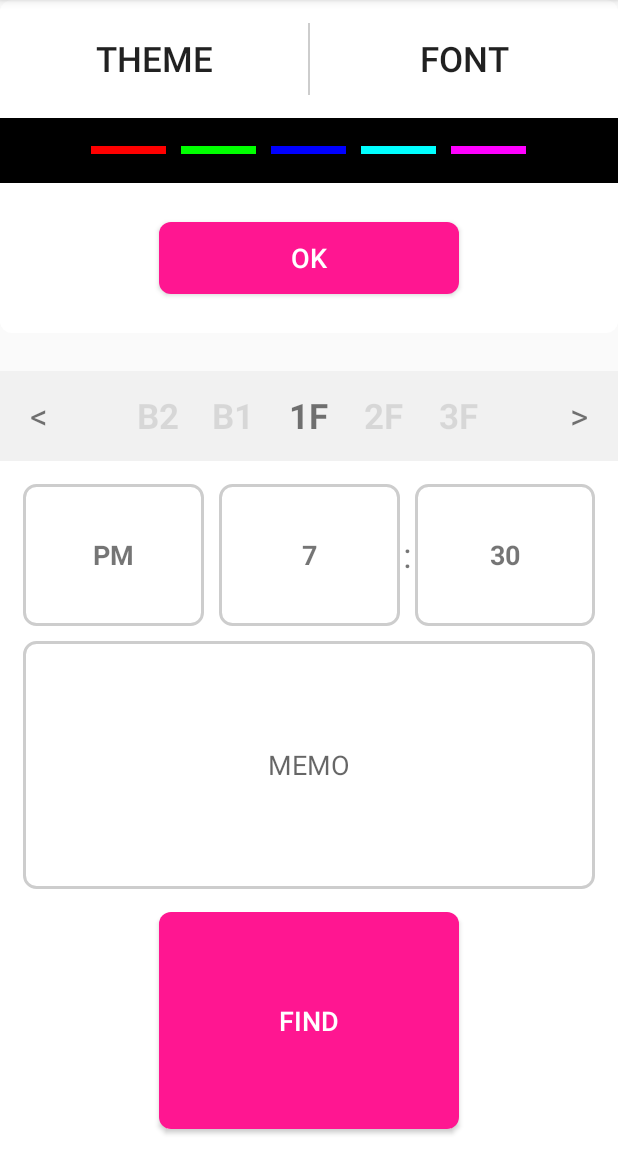
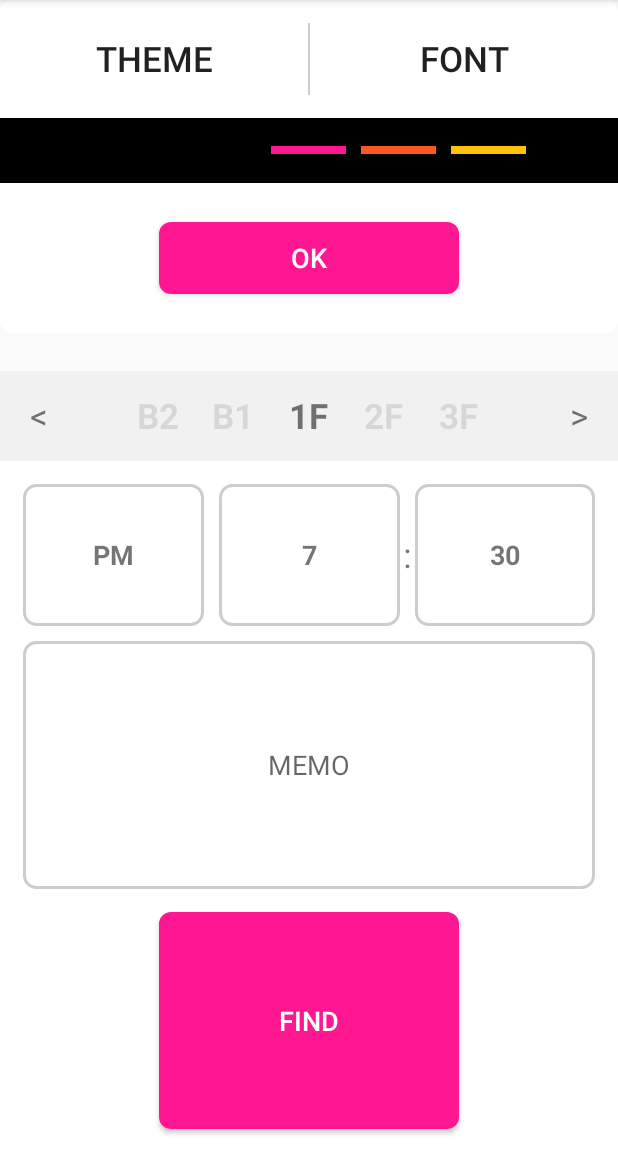
Before and after one commit to hee4245/Parking, an Android app: the fragment SettingFragment placed in its activity, after a tap on "PARKING", on a phone screen of 412 x 824 dp, the part 84-1236 px from its top. Run offline under Robolectric (Android 15) with nearby library versions, the phone set to English and light mode, and no system bars; our stand-ins replace AdMob, ButterKnife; 2 statements that could not run were skipped.

Commit message:
theme setting finish

```diff
--- a/app/src/main/java/com/bug/parking/activity/MainActivity.java
+++ b/app/src/main/java/com/bug/parking/activity/MainActivity.java
@@ -32,6 +32,7 @@ import com.bug.parking.camera.MyCamera;
 import com.bug.parking.data.FloorData;
 import com.bug.parking.data.TimePeriodsData;
 import com.bug.parking.fragment.SettingFragment;
+import com.bug.parking.manager.ThemeManager;
 import com.bug.parking.widget.MyWidgetProvider;
 import com.google.android.gms.ads.AdRequest;
 import com.google.android.gms.ads.AdView;
@@ -51,6 +52,7 @@ public class MainActivity extends AppCompatActivity {
     private boolean pictureTaking = false;
     private boolean pictureTaken = false;
     private boolean parked = false;
+    private ThemeManager themeManager;
 
     @Bind(R.id.cameraLayout)
     protected  FrameLayout cameraLayout;
@@ -81,12 +83,15 @@ public class MainActivity extends AppCompatActivity {
     protected void onCreate(Bundle savedInstanceState) {
         super.onCreate(savedInstanceState);
 
+        initTheme();
+
         setContentView(R.layout.activity_main);
         ButterKnife.bind(this);
 
         initActionBar();
         initFloorController();
         initAD();
+        initColors();
     }
 
     @Override
@@ -118,6 +123,16 @@ public class MainActivity extends AppCompatActivity {
 
     // init
 
+    private void initTheme() {
+        themeManager = new ThemeManager(this);
+
+        SharedPreferences sharedPref = getMyPreferences();
+        int themeIndex = sharedPref.getInt("theme", 0);
+        themeManager.setCurrentThemeIndex(themeIndex);
+
+        setTheme(themeManager.getCurrentThemeResource());
+    }
+
     private void initActionBar() {
         ActionBar actionBar = getSupportActionBar();
 
@@ -134,7 +149,7 @@ public class MainActivity extends AppCompatActivity {
     }
 
     private void initFloorController() {
-        floorController.setViewAdapter(new FloorAdapter(this, FloorData.getData(),R.layout.floor_item, R.id.floorText));
+        floorController.setViewAdapter(new FloorAdapter(this, FloorData.getData(), R.layout.floor_item, R.id.floorText));
         floorController.setCurrentItem(5);
     }
 
@@ -168,6 +183,10 @@ public class MainActivity extends AppCompatActivity {
         myCamera = new MyCamera(this, afterTakePicture);
         cameraPreview = new CameraPreview(this, myCamera.getCamera());
         cameraPreviewLayout.addView(cameraPreview);
+    }
+
+    private void initColors() {
+        parkingButton.setBackgroundResource(themeManager.getCurrentButtonStyleResource());
     }
 
     private void removeCamera() {
@@ -249,7 +268,7 @@ public class MainActivity extends AppCompatActivity {
 
     // save & load
 
-    private SharedPreferences getMyPreferences() {
+    public SharedPreferences getMyPreferences() {
         return getSharedPreferences(getString(R.string.preference_file_key), MODE_PRIVATE);
     }
 
@@ -375,6 +394,12 @@ public class MainActivity extends AppCompatActivity {
         settingFragment.show(fragmentTransaction, "dialog");
     }
 
+    // theme
+
+    public ThemeManager getThemeManager() {
+        return themeManager;
+    }
+
     // etc
 
     @Override
--- a/app/src/main/java/com/bug/parking/fragment/SettingFragment.java
+++ b/app/src/main/java/com/bug/parking/fragment/SettingFragment.java
@@ -2,6 +2,9 @@ package com.bug.parking.fragment;
 
 import android.app.DialogFragment;
 import android.app.Fragment;
+import android.app.FragmentManager;
+import android.app.FragmentTransaction;
+import android.content.SharedPreferences;
 import android.graphics.drawable.ColorDrawable;
 import android.os.Bundle;
 import android.view.LayoutInflater;
@@ -9,30 +12,38 @@ import android.view.View;
 import android.view.ViewGroup;
 import android.view.Window;
 import android.widget.Button;
+import android.widget.FrameLayout;
 
 import com.bug.parking.R;
+import com.bug.parking.activity.MainActivity;
 
 import butterknife.Bind;
-import butterknife.BindColor;
 import butterknife.ButterKnife;
 import butterknife.OnClick;
 
 /**
  * Created by json on 15. 8. 25..
  */
-public class SettingFragment extends DialogFragment{
+public class SettingFragment extends DialogFragment {
 
-    private enum SettingMode { THEME, FONT };
+    private enum SettingMode {THEME, FONT}
 
 //    @Bind(R.id.setting_theme_button)
 //    Button themeButton;
 //    @Bind(R.id.setting_font_button)
 //    Button fontButton;
 
-//    @BindColor(R.color.light_gray_background)
+    //    @BindColor(R.color.light_gray_background)
 //    int activeColor;
 //    @BindColor(R.color.white)
 //    int defaultColor;
+    @Bind(R.id.setting_content_theme)
+    FrameLayout contentTheme;
+    @Bind(R.id.setting_content_font)
+    FrameLayout contentFont;
+    @Bind(R.id.setting_ok)
+    Button okButton;
+
     Fragment themeFragment = new ThemeFragment();
     Fragment fontFragment = new FontFragment();
 
@@ -45,6 +56,11 @@ public class SettingFragment extends DialogFragment{
         ButterKnife.bind(this, view);
         getDialog().getWindow().requestFeature(Window.FEATURE_NO_TITLE);
         getDialog().getWindow().setBackgroundDrawable(new ColorDrawable(android.graphics.Color.TRANSPARENT));
+        okButton.setBackgroundResource(((MainActivity) getActivity()).getThemeManager().getCurrentButtonStyleResource());
+        FragmentTransaction fragmentTransaction = getChildFragmentManager().beginTransaction();
+        fragmentTransaction.replace(R.id.setting_content_theme, themeFragment, "theme");
+        fragmentTransaction.replace(R.id.setting_content_font, fontFragment, "font");
+        fragmentTransaction.commit();
 
         setFragment(SettingMode.THEME);
 
@@ -65,23 +81,30 @@ public class SettingFragment extends DialogFragment{
     }
 
     private void setFragment(SettingMode mode) {
-        Fragment fragment = null;
-
         switch (mode) {
             case THEME:
-                fragment = themeFragment;
+                contentTheme.setVisibility(View.VISIBLE);
+                contentFont.setVisibility(View.INVISIBLE);
                 break;
             case FONT:
-                fragment = fontFragment;
+                contentTheme.setVisibility(View.INVISIBLE);
+                contentFont.setVisibility(View.VISIBLE);
                 break;
         }
-
-        if (fragment != null)
-            getChildFragmentManager().beginTransaction().replace(R.id.setting_content, fragment).commit();
     }
 
     @OnClick(R.id.setting_ok)
     public void OnOkButtonClicked() {
+        ThemeFragment themeFragment = (ThemeFragment) getChildFragmentManager().findFragmentByTag("theme");
+        int currentTheme = themeFragment.themeController.getCurrentItem();
+
+        MainActivity activity = (MainActivity) getActivity();
+        SharedPreferences sharedPref = activity.getMyPreferences();
+        if (sharedPref.getInt("theme", 0) != currentTheme) {
+            sharedPref.edit().putInt("theme", currentTheme).commit();
+            activity.recreate();
+        }
+
         this.dismiss();
     }
 }
--- a/app/src/main/java/com/bug/parking/fragment/ThemeFragment.java
+++ b/app/src/main/java/com/bug/parking/fragment/ThemeFragment.java
@@ -1,6 +1,7 @@
 package com.bug.parking.fragment;
 
 import android.app.Fragment;
+import android.content.SharedPreferences;
 import android.graphics.Color;
 import android.os.Bundle;
 import android.view.LayoutInflater;
@@ -8,9 +9,11 @@ import android.view.View;
 import android.view.ViewGroup;
 
 import com.bug.parking.R;
+import com.bug.parking.activity.MainActivity;
 import com.bug.parking.adapter.ColorBarAdapter;
 import com.bug.parking.adapter.FloorAdapter;
 import com.bug.parking.data.FloorData;
+import com.bug.parking.manager.ThemeManager;
 
 import antistatic.spinnerwheel.AbstractWheel;
 import butterknife.Bind;
@@ -28,8 +31,11 @@ public class ThemeFragment extends Fragment {
         View view = inflater.inflate(R.layout.theme_fragment, container, false);
         ButterKnife.bind(this, view);
 
-        themeController.setViewAdapter(new ColorBarAdapter(inflater, new int[]{Color.RED, Color.GREEN, Color.BLUE, Color.CYAN, Color.MAGENTA}));
-        themeController.setCurrentItem(2);
+        themeController.setViewAdapter(new ColorBarAdapter(inflater, ((MainActivity)getActivity()).getThemeManager().getPrimaryColors()));
+
+        MainActivity activity = (MainActivity)getActivity();
+        SharedPreferences sharedPref = activity.getMyPreferences();
+        themeController.setCurrentItem(sharedPref.getInt("theme", 0));
 
         return view;
     }
--- /dev/null
+++ b/app/src/main/java/com/bug/parking/manager/ThemeManager.java
@@ -0,0 +1,82 @@
+package com.bug.parking.manager;
+
+import android.content.Context;
+import android.content.res.Resources;
+
+import com.bug.parking.R;
+
+import java.util.List;
+
+/**
+ * Created by json on 15. 8. 30..
+ */
+public class ThemeManager {
+    int[] themeRess = { R.style.PinkTheme, R.style.DeepOrangeTheme, R.style.AmberTheme, R.style.LightBlueTheme, R.style.DeepPurpleTheme};
+    int[] primaryColors;
+    int[] primaryColorRess = { R.color.pink_500, R.color.deepOrange_500, R.color.amber_500, R.color.lightBlue_500, R.color.deepPurple_500};
+    int[] buttonStyleRess = { R.drawable.button_pink, R.drawable.button_deeporange, R.drawable.button_amber, R.drawable.button_lightblue, R.drawable.button_deeppurple };
+
+    private int currentThemeIndex = 0;
+
+    public ThemeManager(Context context) {
+        Resources resources = context.getResources();
+
+        primaryColors = new int[primaryColorRess.length];
+        for (int i = 0; i < primaryColors.length; ++i) {
+            primaryColors[i] = resources.getColor(primaryColorRess[i]);
+        }
+    }
+
+    public void setCurrentThemeIndex(int index) {
+        currentThemeIndex = index;
+    }
+
+    public int[] getThemeRess() {
+        return themeRess;
+    }
+
+    public int[] getPrimaryColorResources() {
+        return primaryColorRess;
+    }
+
+    public int[] getPrimaryColors() {
+        return primaryColors;
+    }
+
+    public int[] getButtonStyles() {
+        return buttonStyleRess;
+    }
+
+    public int getThemeResource(int index) {
+        return themeRess[index];
+    }
+
+    public int getPrimaryColorResource(int index) {
+        return primaryColorRess[index];
+    }
+
+    public int getPrimaryColor(int index) {
+        return primaryColors[index];
+    }
+
+    public int getButtonStyleResource(int index) {
+        return buttonStyleRess[index];
+    }
+
+    public int getCurrentThemeResource() {
+        return getThemeResource(currentThemeIndex);
+    }
+
+    public int getCurrentPrimaryColorResource() {
+        return getPrimaryColorResource(currentThemeIndex);
+    }
+
+    public int getCurrentPrimaryColor() {
+        return getPrimaryColor(currentThemeIndex);
+    }
+
+    public int getCurrentButtonStyleResource() {
+        return getButtonStyleResource(currentThemeIndex);
+    }
+
+}
--- a/app/src/main/res/drawable/parking.xml
+++ b/app/src/main/res/drawable/button_amber.xml
@@ -1,5 +1,5 @@
 <?xml version="1.0" encoding="utf-8"?>
 <shape xmlns:android="http://schemas.android.com/apk/res/android" >
     <corners android:radius="@dimen/round" />
-    <solid android:color="@color/primary"/>
+    <solid android:color="@color/amber_500"/>
 </shape>
--- /dev/null
+++ b/app/src/main/res/drawable/button_deeporange.xml
@@ -0,0 +1,5 @@
+<?xml version="1.0" encoding="utf-8"?>
+<shape xmlns:android="http://schemas.android.com/apk/res/android" >
+    <corners android:radius="@dimen/round" />
+    <solid android:color="@color/deepOrange_500"/>
+</shape>
--- /dev/null
+++ b/app/src/main/res/drawable/button_deeppurple.xml
@@ -0,0 +1,5 @@
+<?xml version="1.0" encoding="utf-8"?>
+<shape xmlns:android="http://schemas.android.com/apk/res/android" >
+    <corners android:radius="@dimen/round" />
+    <solid android:color="@color/deepPurple_500"/>
+</shape>
--- /dev/null
+++ b/app/src/main/res/drawable/button_lightblue.xml
@@ -0,0 +1,5 @@
+<?xml version="1.0" encoding="utf-8"?>
+<shape xmlns:android="http://schemas.android.com/apk/res/android" >
+    <corners android:radius="@dimen/round" />
+    <solid android:color="@color/lightBlue_500"/>
+</shape>
--- /dev/null
+++ b/app/src/main/res/drawable/button_pink.xml
@@ -0,0 +1,5 @@
+<?xml version="1.0" encoding="utf-8"?>
+<shape xmlns:android="http://schemas.android.com/apk/res/android" >
+    <corners android:radius="@dimen/round" />
+    <solid android:color="@color/pink_500"/>
+</shape>
--- a/app/src/main/res/layout/activity_main.xml
+++ b/app/src/main/res/layout/activity_main.xml
@@ -166,7 +166,6 @@
                     android:layout_height="match_parent"
                     android:layout_margin="15dp"
                     android:layout_weight="1"
-                    android:background="@drawable/parking"
                     android:text="@string/parking"
                     android:textAllCaps="true"
                     android:textSize="@dimen/string_size_small"
--- a/app/src/main/res/layout/custom_actionbar.xml
+++ b/app/src/main/res/layout/custom_actionbar.xml
@@ -2,7 +2,6 @@
 <RelativeLayout xmlns:android="http://schemas.android.com/apk/res/android"
     android:layout_width="match_parent"
     android:layout_height="match_parent"
-    android:background="@color/primary"
     android:orientation="vertical">
 
     <TextView
--- a/app/src/main/res/layout/setting_dialog.xml
+++ b/app/src/main/res/layout/setting_dialog.xml
@@ -46,7 +46,19 @@
     <FrameLayout
         android:id="@+id/setting_content"
         android:layout_width="match_parent"
-        android:layout_height="wrap_content"/>
+        android:layout_height="wrap_content">
+
+        <FrameLayout
+            android:id="@+id/setting_content_theme"
+            android:layout_width="match_parent"
+            android:layout_height="wrap_content"/>
+
+        <FrameLayout
+            android:id="@+id/setting_content_font"
+            android:layout_width="match_parent"
+            android:layout_height="wrap_content"/>
+
+    </FrameLayout>
 
     <RelativeLayout
         android:id="@+id/setting_footer"
@@ -58,7 +70,6 @@
             android:layout_width="200dp"
             android:layout_height="wrap_content"
             android:layout_centerInParent="true"
-            android:background="@drawable/parking"
             android:text="@string/ok"
             android:textAllCaps="true"
             android:textSize="@dimen/string_size_small"
--- a/app/src/main/res/layout/widget.xml
+++ b/app/src/main/res/layout/widget.xml
@@ -44,7 +44,7 @@
                     android:id="@+id/widget_find"
                     android:layout_width="match_parent"
                     android:layout_height="wrap_content"
-                    android:text="@string/find" />
+                    android:text="@string/find"/>
 
             </LinearLayout>
 
--- a/app/src/main/res/values/colors.xml
+++ b/app/src/main/res/values/colors.xml
@@ -1,24 +1,25 @@
 <?xml version="1.0" encoding="utf-8"?>
 <resources>
 
-    <item name="primary" type="color">#FF1691</item>
     <item name="transparent" type="color">#00000000</item>
     <item name="light_gray_background" type="color">#F1F1F1</item>
     <item name="light_gray_stroke" type="color">#CDCDCD</item>
     <item name="white" type="color">#FFFFFF</item>
     <item name="black" type="color">#000000</item>
 
-    <!--<integer-array name="androidcolors">-->
-        <!--<item>@color/blue</item>-->
-        <!--<item>@color/purple</item>-->
-        <!--<item>@color/green</item>-->
-        <!--<item>@color/orange</item>-->
-        <!--<item>@color/red</item>-->
-        <!--<item>@color/darkblue</item>-->
-        <!--<item>@color/darkpurple</item>-->
-        <!--<item>@color/darkgreen</item>-->
-        <!--<item>@color/darkorange</item>-->
-        <!--<item>@color/darkred</item>-->
-    <!--</integer-array>-->
+    <item name="pink_500" type="color">#FF1691</item>
+    <item name="pink_700" type="color">#D2185B</item>
+
+    <item name="deepOrange_500" type="color">#FF5722</item>
+    <item name="deepOrange_700" type="color">#E64A19</item>
+
+    <item name="amber_500" type="color">#FFC107</item>
+    <item name="amber_700" type="color">#FFA000</item>
+
+    <item name="lightBlue_500" type="color">#03A9F4</item>
+    <item name="lightBlue_700" type="color">#0288D1</item>
+
+    <item name="deepPurple_500" type="color">#673AB7</item>
+    <item name="deepPurple_700" type="color">#512DA8</item>
 
 </resources>
--- a/app/src/main/res/values/styles.xml
+++ b/app/src/main/res/values/styles.xml
@@ -1,15 +1,31 @@
 <resources>
 
-    <!-- Base application theme. -->
     <style name="AppTheme" parent="Theme.AppCompat.Light.DarkActionBar">
-        <!-- Customize your theme here. -->
-        <item name="colorPrimary">@color/primary</item>
-        <item name="colorButtonNormal">@color/primary</item>
-        <!--<item name="android:actionBarStyle">@style/MyActionBar</item>-->
+    </style>
 
-        <!--<style name="MyActionBar" parent="Theme.AppCompat.">-->
-            <!--<item name="android:background">@color/primary</item>-->
-        <!--</style>-->
+    <style name="PinkTheme" parent="AppTheme">
+        <item name="colorPrimary">@color/pink_500</item>
+        <item name="android:colorPrimaryDark">@color/pink_700</item>
+    </style>
+
+    <style name="DeepOrangeTheme" parent="AppTheme">
+        <item name="colorPrimary">@color/deepOrange_500</item>
+        <item name="android:colorPrimaryDark">@color/deepOrange_700</item>
+    </style>
+
+    <style name="AmberTheme" parent="AppTheme">
+        <item name="colorPrimary">@color/amber_500</item>
+        <item name="android:colorPrimaryDark">@color/amber_700</item>
+    </style>
+
+    <style name="LightBlueTheme" parent="AppTheme">
+        <item name="colorPrimary">@color/lightBlue_500</item>
+        <item name="android:colorPrimaryDark">@color/lightBlue_700</item>
+    </style>
+
+    <style name="DeepPurpleTheme" parent="AppTheme">
+        <item name="colorPrimary">@color/deepPurple_500</item>
+        <item name="android:colorPrimaryDark">@color/deepPurple_700</item>
     </style>
 
 </resources>
```
